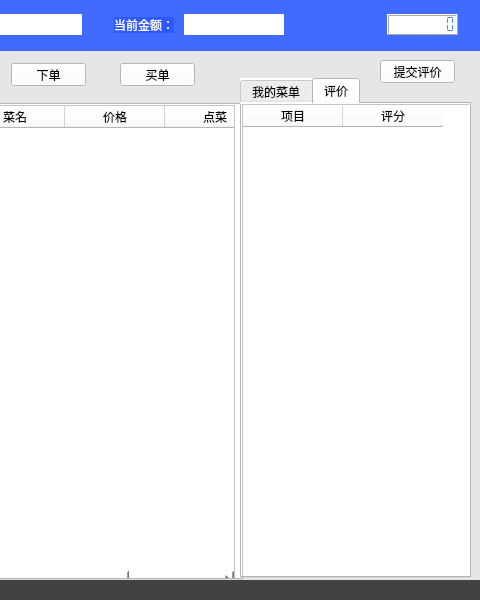
Before: the Qt Designer form widget.ui in jianghaojun/Management-system, drawn with Qt 5; both pictures show x 420 to 900 and y 0 to 600 of the 900 by 600 pixel window.
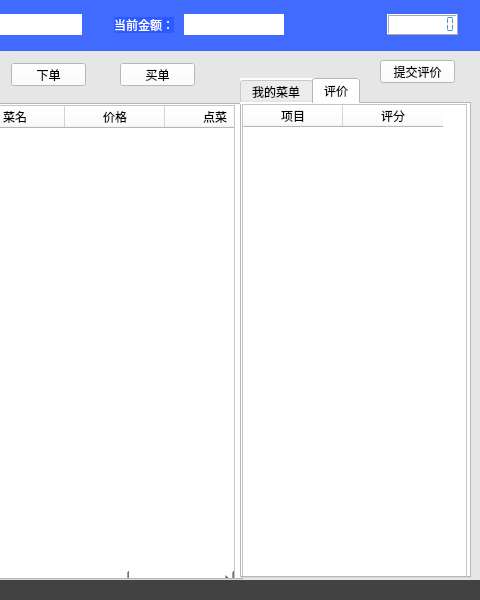
After: the same form once the commit is applied. The open tabs and pages were chosen to show the change. Icons and pictures are not drawn.

Patch:
```diff
--- a/widget.ui
+++ b/widget.ui
@@ -636,7 +636,7 @@
       <rect>
        <x>0</x>
        <y>0</y>
-       <width>256</width>
+       <width>225</width>
        <height>481</height>
       </rect>
      </property>
```
Left out of the diff: 4 changed lines with no effect on the pictures.
